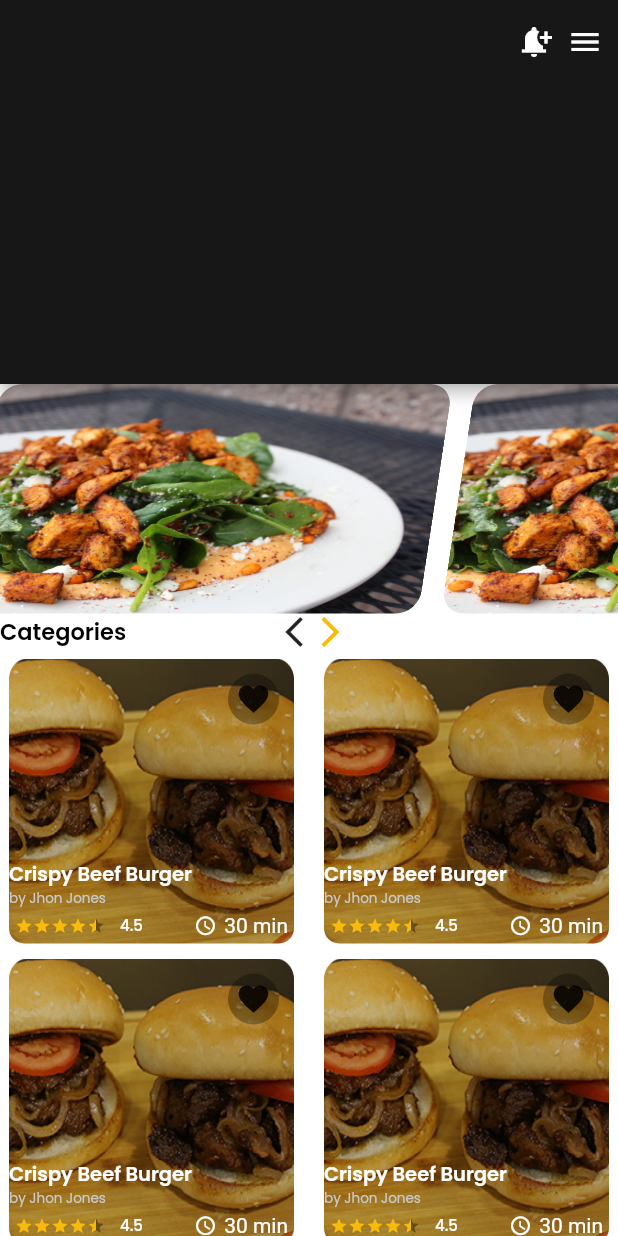
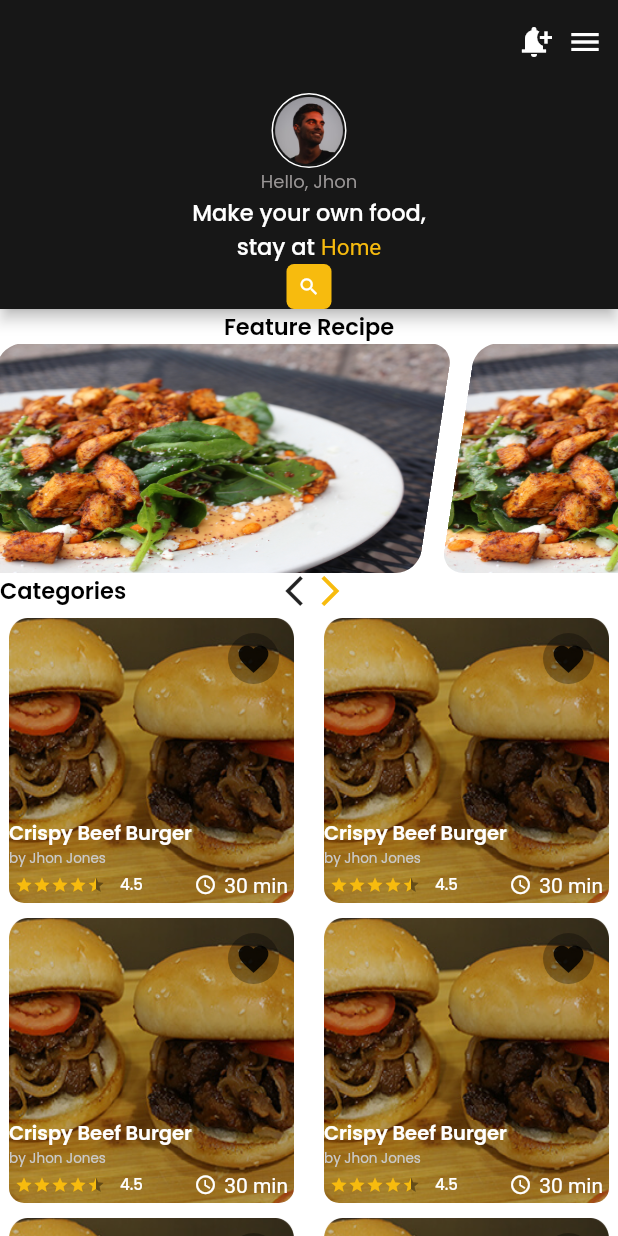
Before and after one commit to FarooqSial/farooq_streetfood, a Flutter app: the HomeLayout screen opened directly, on a phone screen of 412 x 824 dp. Run offline on Flutter 3.47's test engine with Material 2 defaults, Android fonts, the phone set to English and light mode, and no system bars; drawn by our look-alikes of flutter_rating_bar; our stand-ins replace get, water_drop_nav_bar.

Commit message:
First commit

```diff
--- a/lib/userLayouts/layout_home.dart
+++ b/lib/userLayouts/layout_home.dart
@@ -19,13 +19,73 @@ class _HomeLayoutState extends State<HomeLayout> {
           backgroundColor: Color(0xff171717),
           automaticallyImplyLeading: false,
           bottom: PreferredSize(
-            preferredSize: Size.fromHeight(200),
+            preferredSize: Size.fromHeight(150),
             child: Column(
-              children: [],
+              children: [
+                Container(
+                  height: 50,
+                  width: 50,
+                  decoration: BoxDecoration(
+                    shape: BoxShape.circle,
+                    border: Border.all(color: Colors.white),
+                  ),
+                  child: Center(
+                    child: Image(
+                      height: 45,
+                      width: 45,
+                      image: AssetImage('images/Homep.png'),
+                    ),
+                  ),
+                ),
+                Text(
+                  'Hello, Jhon',
+                  style: TextStyle(
+                    color: Color(0xff999595),
+                    fontFamily: 'PoppinsRegular',
+                    fontSize: 12,
+                  ),
+                ),
+                Text(
+                  'Make your own food,',
+                  style: TextStyle(
+                    color: Color(0xffFFFFFF),
+                    fontFamily: 'PoppinsMedium',
+                    fontSize: 15,
+                  ),
+                ),
+                RichText(
+                  text: TextSpan(
+                    text: 'stay at ',
+                    style: TextStyle(
+                      color: Color(0xffFFFFFF),
+                      fontFamily: 'PoppinsMedium',
+                      fontSize: 15,
+                    ),
+                    children: [
+                      TextSpan(
+                        text: 'Home',
+                        style: TextStyle(
+                          color: Color(0xffF7BB0E),
+                        ),
+                      ),
+                    ],
+                  ),
+                ),
+                Container(
+                  height: 30,
+                  width: 30,
+                  decoration: BoxDecoration(
+                    color: Color(0xffF7BB0E),
+                    borderRadius: BorderRadius.circular(5),
+                  ),
+                  child: Icon(
+                    Icons.search,
+                    color: Colors.white,
+                    size: 15,
+                  ),
+                ),
+              ],
             ),
-          ),
-          leading: Column(
-
           ),
           actions: [
             Icon(Icons.notification_add),
@@ -158,6 +218,14 @@ class _HomeLayoutState extends State<HomeLayout> {
         body: SingleChildScrollView(
           child: Column(
             children: [
+              Text(
+                'Feature Recipe',
+                style: TextStyle(
+                  color: Color(0xff000000),
+                  fontSize: 15,
+                  fontFamily: 'PoppinsSemiBold',
+                ),
+              ),
               SizedBox(
                 height: 153,
                 child: ListView.separated(
```
Also changed, not shown: images/Homep.png (added), lib/generated/assets.dart.
